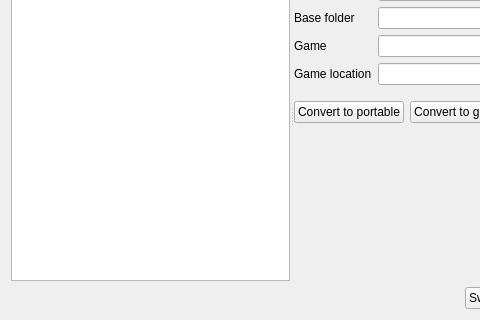
Holt59/mo2-merge, file modorganizer/src/instancemanagerdialog.ui: the form before one commit; both pictures show x 0 to 480 and y 93 to 413 of the 689 by 413 pixel window.
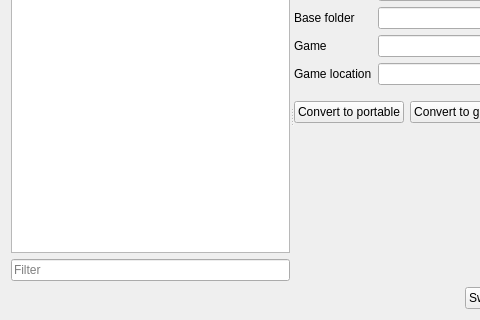
The form after the commit. Icons and pictures are not drawn. Custom widgets are drawn as their Qt base class.

Commit message: [modorganizer] filter, explore buttons, instance rename

Diff of the .ui file:
```diff
--- a/modorganizer/src/instancemanagerdialog.ui
+++ b/modorganizer/src/instancemanagerdialog.ui
@@ -103,7 +103,32 @@
              <number>0</number>
             </property>
             <item>
-             <widget class="QListWidget" name="list"/>
+             <widget class="QListView" name="list"/>
+            </item>
+            <item>
+             <widget class="QWidget" name="widget_5" native="true">
+              <layout class="QHBoxLayout" name="horizontalLayout_4">
+               <property name="leftMargin">
+                <number>0</number>
+               </property>
+               <property name="topMargin">
+                <number>0</number>
+               </property>
+               <property name="rightMargin">
+                <number>0</number>
+               </property>
+               <property name="bottomMargin">
+                <number>0</number>
+               </property>
+               <item>
+                <widget class="QLineEdit" name="filter">
+                 <property name="placeholderText">
+                  <string>Filter</string>
+                 </property>
+                </widget>
+               </item>
+              </layout>
+             </widget>
             </item>
            </layout>
           </widget>
```
The commit also changes 6 other files.
